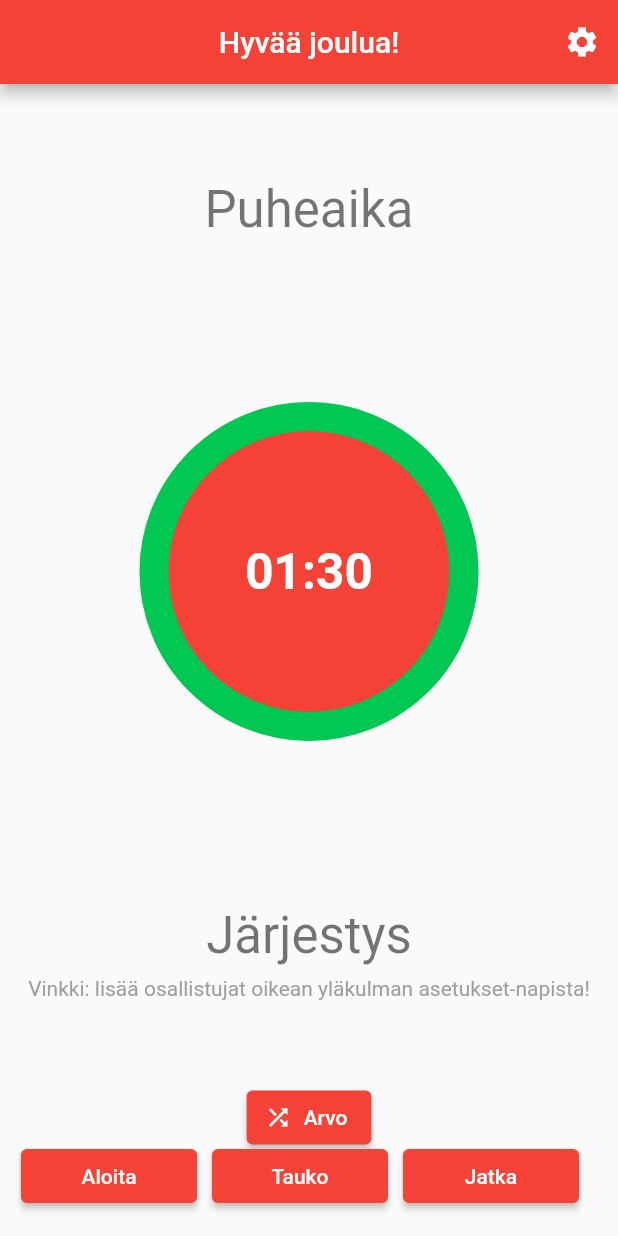
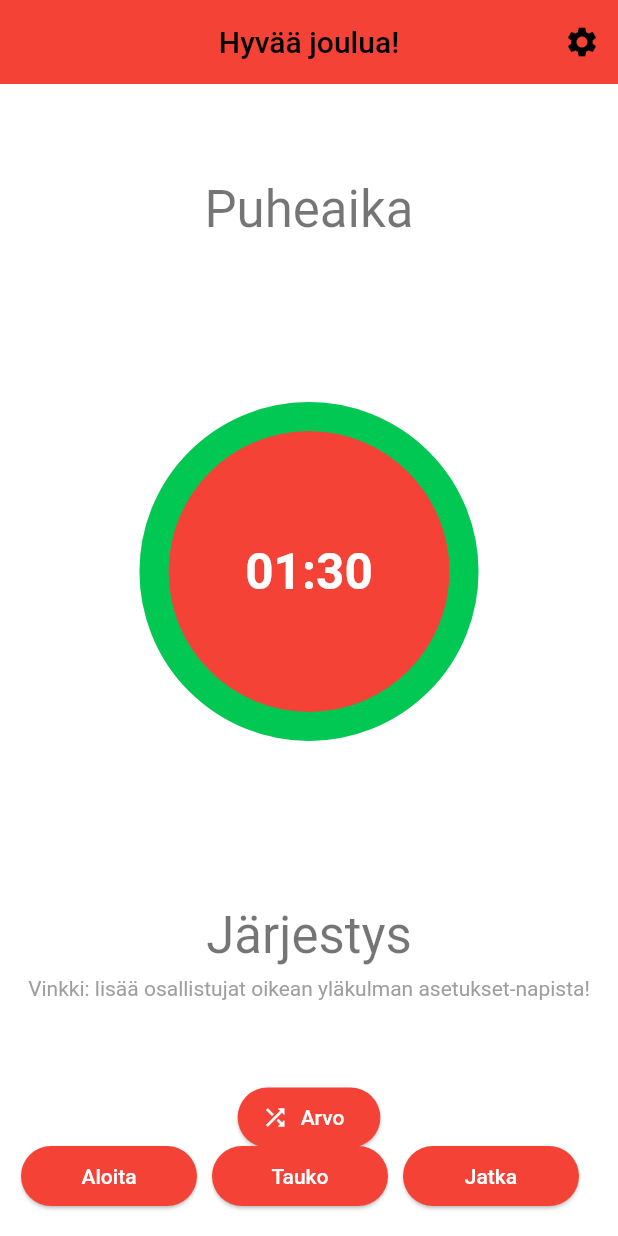
Before and after one commit to areee/flutter_participants_lottery, a Flutter app: the screen it shows after launch, on a phone screen of 412 x 824 dp. Run offline on Flutter 3.47's test engine with Material 2 defaults, Android fonts, the phone set to English and light mode, and no system bars; drawn by our look-alikes of circular_countdown_timer; our stand-ins replace google_fonts, shared_preferences; missing offline and left inert: emoji_alert.

Commit message:
Use Material 3 theme & fix randomize button colors

```diff
--- a/lib/fpl_themes.dart
+++ b/lib/fpl_themes.dart
@@ -18,6 +18,7 @@ ThemeData _lightChristmas2022Theme(BuildContext context) {
     textTheme: GoogleFonts.mountainsOfChristmasTextTheme(
       Theme.of(context).textTheme,
     ),
+    useMaterial3: true,
   );
 }
 
@@ -33,5 +34,6 @@ ThemeData _darkChristmas2022Theme(BuildContext context) {
             displayColor: Colors.white,
           ),
     ),
+    useMaterial3: true,
   );
 }
--- a/lib/home_page.dart
+++ b/lib/home_page.dart
@@ -243,7 +243,9 @@ class _HomePageState extends State<HomePage> {
               ),
               label: const Text("Arvo"),
               style: ElevatedButton.styleFrom(
-                  backgroundColor: Theme.of(context).colorScheme.primary),
+                foregroundColor: Theme.of(context).colorScheme.onPrimary,
+                backgroundColor: Theme.of(context).colorScheme.primary,
+              ),
             ),
           ],
         ),
```
